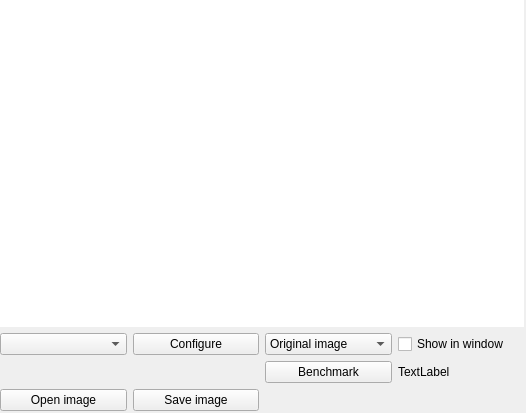
The window that app/form/algorithmcontrolwidget.ui (FormSeher/formseher) describes before a commit, drawn with Qt 5.
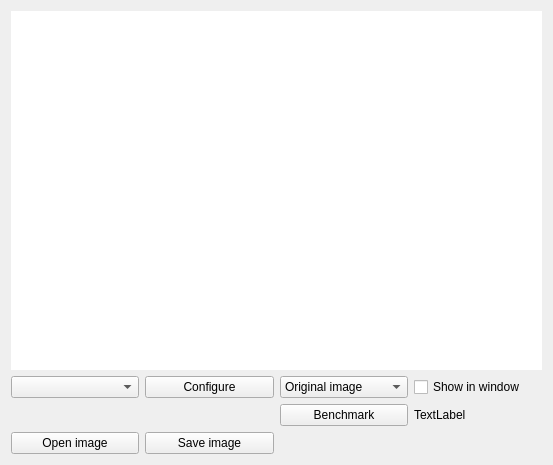
The same window after the commit.

```diff
--- a/app/form/algorithmcontrolwidget.ui
+++ b/app/form/algorithmcontrolwidget.ui
@@ -9,8 +9,8 @@
    <rect>
     <x>0</x>
     <y>0</y>
-    <width>526</width>
-    <height>413</height>
+    <width>553</width>
+    <height>465</height>
    </rect>
   </property>
   <property name="sizePolicy">
@@ -22,18 +22,9 @@
   <property name="windowTitle">
    <string>Form</string>
   </property>
-  <widget class="QWidget" name="verticalLayoutWidget">
-   <property name="geometry">
-    <rect>
-     <x>0</x>
-     <y>0</y>
-     <width>524</width>
-     <height>411</height>
-    </rect>
-   </property>
-   <layout class="QVBoxLayout" name="verticalLayout">
+  <layout class="QVBoxLayout" name="verticalLayout_2">
     <property name="sizeConstraint">
-     <enum>QLayout::SetDefaultConstraint</enum>
+    <enum>QLayout::SetMinimumSize</enum>
     </property>
     <item>
      <widget class="QLabel" name="imageLabel">
@@ -474,6 +465,9 @@
     </item>
     <item>
      <layout class="QGridLayout" name="gridLayout">
+     <property name="sizeConstraint">
+      <enum>QLayout::SetMinimumSize</enum>
+     </property>
       <item row="3" column="1">
        <widget class="QPushButton" name="configureAlgorithm">
         <property name="text">
@@ -483,6 +477,9 @@
       </item>
       <item row="3" column="2">
        <widget class="QComboBox" name="displayConfig">
+       <property name="sizeAdjustPolicy">
+        <enum>QComboBox::AdjustToContents</enum>
+       </property>
         <item>
          <property name="text">
           <string>Original image</string>
@@ -501,7 +498,17 @@
        </widget>
       </item>
       <item row="3" column="0">
-       <widget class="QComboBox" name="algorithmSelectBox"/>
+      <widget class="QComboBox" name="algorithmSelectBox">
+       <property name="sizePolicy">
+        <sizepolicy hsizetype="Minimum" vsizetype="Fixed">
+         <horstretch>0</horstretch>
+         <verstretch>0</verstretch>
+        </sizepolicy>
+       </property>
+       <property name="sizeAdjustPolicy">
+        <enum>QComboBox::AdjustToContents</enum>
+       </property>
+      </widget>
       </item>
       <item row="7" column="0">
        <widget class="QPushButton" name="openPicture">
@@ -547,7 +554,6 @@
      </layout>
     </item>
    </layout>
-  </widget>
  </widget>
  <resources/>
  <connections/>
```
Lines whose indentation alone changed are shown as unchanged.
